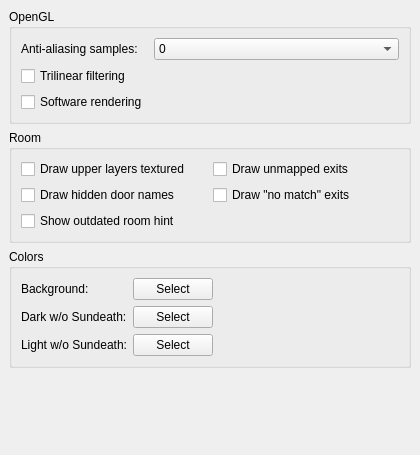
First picture: the form in src/preferences/graphicspage.ui, repository MUME/MMapper, before the edit.
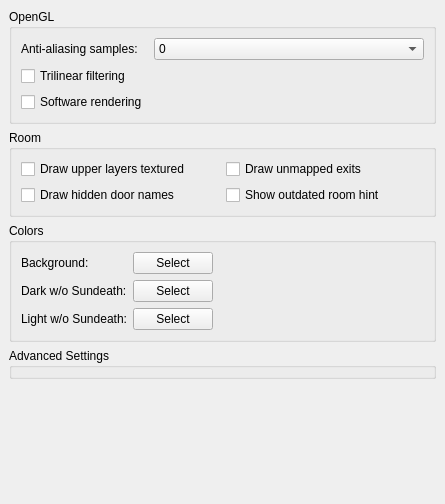
Second picture: the form after the edit.

What changed in the file:
```diff
--- a/src/preferences/graphicspage.ui
+++ b/src/preferences/graphicspage.ui
@@ -6,8 +6,8 @@
    <rect>
     <x>0</x>
     <y>0</y>
-    <width>420</width>
-    <height>455</height>
+    <width>445</width>
+    <height>504</height>
    </rect>
   </property>
   <property name="sizePolicy">
@@ -173,20 +173,13 @@
         </property>
        </widget>
       </item>
-      <item row="2" column="0">
+      <item row="1" column="1">
        <widget class="QCheckBox" name="updated">
         <property name="text">
          <string>Show outdated room hint</string>
         </property>
        </widget>
       </item>
-      <item row="1" column="1">
-       <widget class="QCheckBox" name="drawNoMatchExits">
-        <property name="text">
-         <string>Draw &quot;no match&quot; exits</string>
-        </property>
-       </widget>
-      </item>
      </layout>
     </widget>
    </item>
@@ -278,6 +271,13 @@
      </layout>
     </widget>
    </item>
+   <item>
+    <widget class="QGroupBox" name="groupBox_Advanced">
+     <property name="title">
+      <string>Advanced Settings</string>
+     </property>
+    </widget>
+   </item>
    <item>
     <spacer name="verticalSpacer">
      <property name="orientation">
```
Left out of the diff: 3 changed lines with no effect on the pictures.
